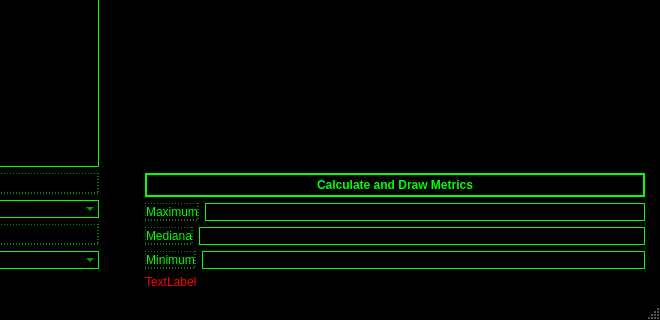
Before: the Qt Designer form mainwindow.ui in mashka-antonova/OP_lab_3, drawn with Qt 5; both pictures show x 410 to 1070 and y 276 to 596 of the 1070 by 596 pixel window.
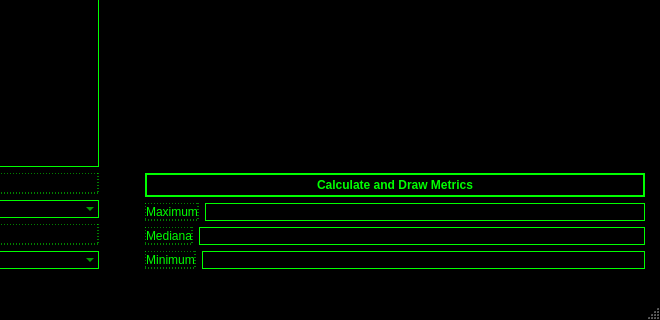
After: the same form once the commit is applied. Icons and pictures are not drawn.

Diff of the .ui file:
```diff
--- a/mainwindow.ui
+++ b/mainwindow.ui
@@ -248,7 +248,7 @@
     <item row="3" column="2">
      <widget class="QLabel" name="outputErrorLabel">
       <property name="text">
-       <string>TextLabel</string>
+       <string/>
       </property>
      </widget>
     </item>
```
